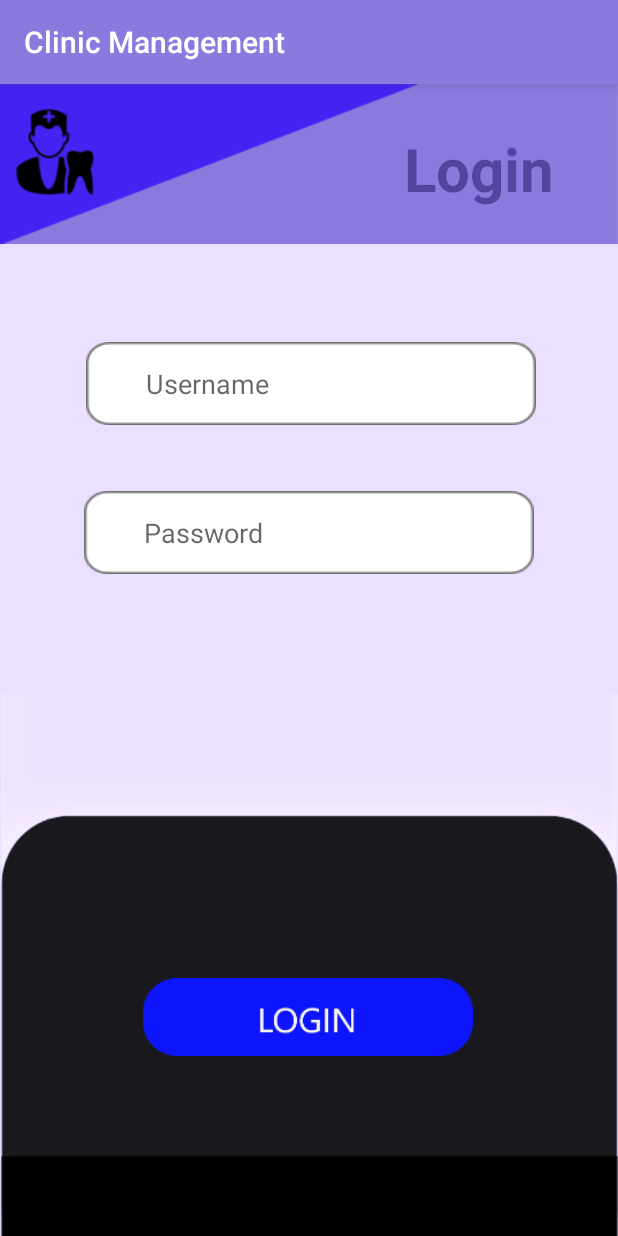
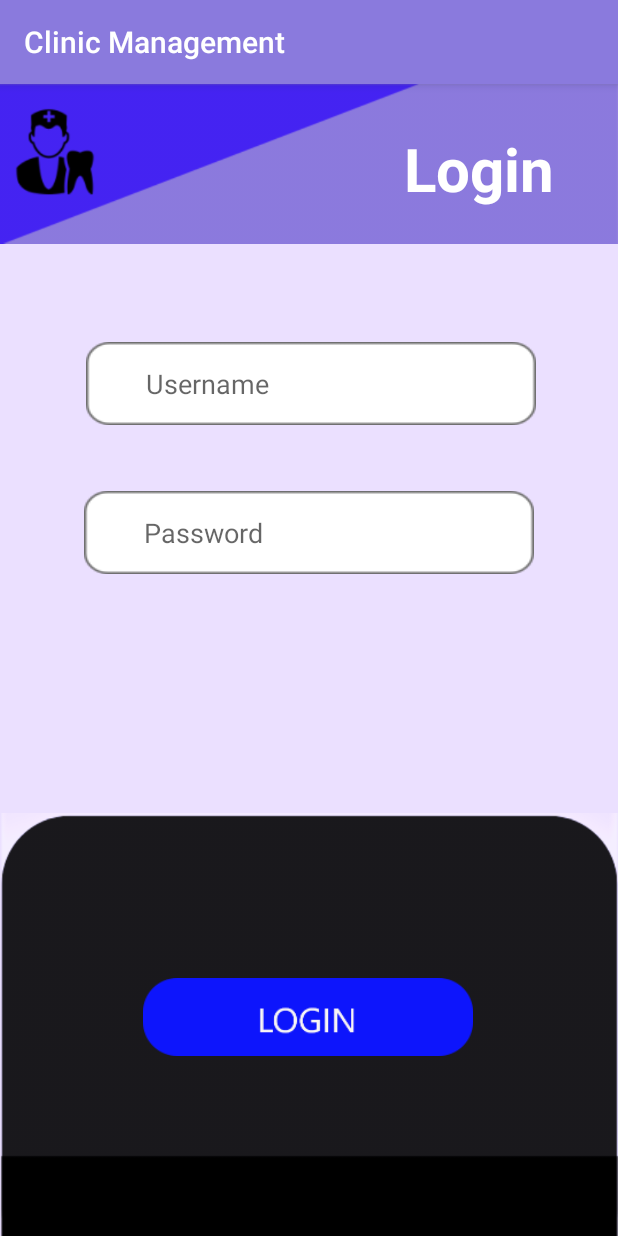
Before and after one commit to Kadhir99/Clinic, an Android app: the screen it shows after launch (LoginActivity), on a phone screen of 412 x 824 dp. Run offline under Robolectric (Android 15) with nearby library versions, the phone set to English and light mode, and no system bars.

Commit message:
changed background_bottom.png added config changes to make login page stay in portrait

```diff
--- a/app/src/main/AndroidManifest.xml
+++ b/app/src/main/AndroidManifest.xml
@@ -18,7 +18,9 @@
             android:label="@string/title_activity_doctor"
             android:theme="@style/AppTheme.NoActionBar"></activity>
         <activity android:name=".UserInfo" />
-        <activity android:name=".LoginActivity">
+        <activity android:name=".LoginActivity"
+            android:configChanges="orientation"
+            android:screenOrientation="portrait">
             <intent-filter>
                 <action android:name="android.intent.action.MAIN" />
 
--- a/app/src/main/res/layout/activity_login.xml
+++ b/app/src/main/res/layout/activity_login.xml
@@ -73,6 +73,16 @@
         app:layout_constraintHorizontal_bias="0.497"
         app:layout_constraintStart_toStartOf="parent" />
 
+    <ImageView
+        android:id="@+id/imageView2"
+        android:layout_width="wrap_content"
+        android:layout_height="wrap_content"
+        app:layout_constraintEnd_toEndOf="parent"
+        app:layout_constraintStart_toStartOf="parent"
+        android:scaleType="fitStart"
+        app:layout_constraintTop_toTopOf="parent"
+        app:srcCompat="@drawable/background_top" />
+
     <TextView
         android:id="@+id/textView"
         android:layout_width="153dp"
@@ -83,21 +93,11 @@
         android:gravity="center"
         android:text="Login"
         android:textAppearance="@style/TextAppearance.AppCompat.Large"
-        android:textColor="#000000"
+        android:textColor="#FFFF"
         android:textSize="40dp"
         android:textStyle="bold"
         app:layout_constraintEnd_toEndOf="parent"
         app:layout_constraintTop_toTopOf="parent" />
-
-    <ImageView
-        android:id="@+id/imageView2"
-        android:layout_width="wrap_content"
-        android:layout_height="wrap_content"
-        app:layout_constraintEnd_toEndOf="parent"
-        app:layout_constraintStart_toStartOf="parent"
-        android:scaleType="fitStart"
-        app:layout_constraintTop_toTopOf="parent"
-        app:srcCompat="@drawable/background_top" />
 
     <ImageView
         android:id="@+id/imageView3"
```
Also changed, not shown: app/src/main/res/drawable/background_bottom.png.
